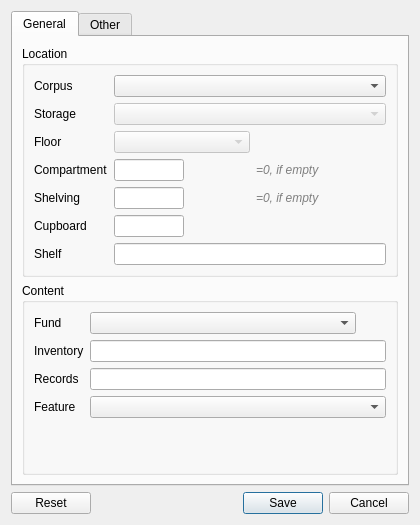
Qt form dialogs/nodedialog.ui (caxapyk/TPointer) before a commit.
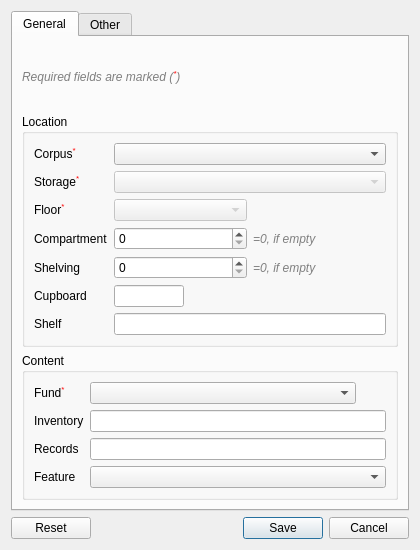
The same form after that commit. Icons and pictures are not drawn.

Patch:
```diff
--- a/dialogs/nodedialog.ui
+++ b/dialogs/nodedialog.ui
@@ -7,19 +7,19 @@
     <x>0</x>
     <y>0</y>
     <width>420</width>
-    <height>525</height>
+    <height>550</height>
    </rect>
   </property>
   <property name="minimumSize">
    <size>
     <width>420</width>
-    <height>525</height>
+    <height>550</height>
    </size>
   </property>
   <property name="maximumSize">
    <size>
     <width>420</width>
-    <height>525</height>
+    <height>550</height>
    </size>
   </property>
   <property name="baseSize">
@@ -46,76 +46,19 @@
        <string>General</string>
       </attribute>
       <layout class="QVBoxLayout" name="verticalLayout_2">
+       <item>
+        <widget class="QLabel" name="label_14">
+         <property name="text">
+          <string>&lt;span style=&quot;color:gray;font-size:12px;font-style:italic;&quot;&gt;Required fields are marked (&lt;sup style=&quot;color:red;&quot;&gt;*&lt;/sup&gt;)&lt;/span&gt;</string>
+         </property>
+        </widget>
+       </item>
        <item>
         <widget class="QGroupBox" name="groupBox">
          <property name="title">
           <string>Location</string>
          </property>
          <layout class="QGridLayout" name="gridLayout">
-          <item row="8" column="0">
-           <widget class="QLabel" name="label_6">
-            <property name="text">
-             <string>Shelf</string>
-            </property>
-           </widget>
-          </item>
-          <item row="1" column="1" colspan="4">
-           <widget class="QComboBox" name="cB_storage">
-            <property name="enabled">
-             <bool>false</bool>
-            </property>
-            <property name="styleSheet">
-             <string notr="true"/>
-            </property>
-           </widget>
-          </item>
-          <item row="0" column="1" colspan="4">
-           <widget class="QComboBox" name="cB_corpus"/>
-          </item>
-          <item row="3" column="1" colspan="2">
-           <widget class="QComboBox" name="cB_floor">
-            <property name="enabled">
-             <bool>false</bool>
-            </property>
-            <property name="maximumSize">
-             <size>
-              <width>140</width>
-              <height>16777215</height>
-             </size>
-            </property>
-           </widget>
-          </item>
-          <item row="5" column="0">
-           <widget class="QLabel" name="label_4">
-            <property name="text">
-             <string>Shelving</string>
-            </property>
-           </widget>
-          </item>
-          <item row="7" column="0">
-           <widget class="QLabel" name="label_5">
-            <property name="text">
-             <string>Cupboard</string>
-            </property>
-           </widget>
-          </item>
-          <item row="5" column="3">
-           <widget class="QLabel" name="label_12">
-            <property name="styleSheet">
-             <string notr="true">color:gray;font-size:12px;font-style:italic;</string>
-            </property>
-            <property name="text">
-             <string>=0, if empty</string>
-            </property>
-           </widget>
-          </item>
-          <item row="0" column="0">
-           <widget class="QLabel" name="label_13">
-            <property name="text">
-             <string>Corpus</string>
-            </property>
-           </widget>
-          </item>
           <item row="4" column="0">
            <widget class="QLabel" name="label_3">
             <property name="text">
@@ -123,34 +66,55 @@
             </property>
            </widget>
           </item>
-          <item row="4" column="1">
-           <widget class="QLineEdit" name="lE_compartment">
+          <item row="3" column="2" colspan="2">
+           <widget class="QComboBox" name="cB_floor">
+            <property name="enabled">
+             <bool>false</bool>
+            </property>
             <property name="maximumSize">
              <size>
-              <width>70</width>
+              <width>140</width>
               <height>16777215</height>
              </size>
             </property>
-            <property name="inputMask">
-             <string/>
-            </property>
-            <property name="maxLength">
-             <number>2</number>
-            </property>
-            <property name="clearButtonEnabled">
-             <bool>true</bool>
+           </widget>
+          </item>
+          <item row="0" column="0">
+           <widget class="QLabel" name="label_13">
+            <property name="text">
+             <string>Corpus&lt;sup style=&quot;color:red;&quot;&gt;*&lt;/sup&gt;</string>
             </property>
            </widget>
           </item>
           <item row="3" column="0">
            <widget class="QLabel" name="label_2">
             <property name="text">
-             <string>Floor</string>
+             <string>Floor&lt;sup style=&quot;color:red;&quot;&gt;*&lt;/sup&gt;</string>
             </property>
            </widget>
           </item>
-          <item row="5" column="1" colspan="2">
-           <widget class="QLineEdit" name="lE_shelving">
+          <item row="5" column="4">
+           <widget class="QLabel" name="label_12">
+            <property name="styleSheet">
+             <string notr="true">color:gray;font-size:12px;font-style:italic;</string>
+            </property>
+            <property name="text">
+             <string>=0, if empty</string>
+            </property>
+           </widget>
+          </item>
+          <item row="8" column="2" colspan="4">
+           <widget class="QLineEdit" name="lE_shelf">
+            <property name="maxLength">
+             <number>50</number>
+            </property>
+            <property name="clearButtonEnabled">
+             <bool>true</bool>
+            </property>
+           </widget>
+          </item>
+          <item row="7" column="2" colspan="2">
+           <widget class="QLineEdit" name="lE_cupboard">
             <property name="maximumSize">
              <size>
               <width>70</width>
@@ -161,13 +125,23 @@
              <string/>
             </property>
             <property name="maxLength">
-             <number>3</number>
+             <number>2</number>
+            </property>
+            <property name="frame">
+             <bool>true</bool>
             </property>
             <property name="clearButtonEnabled">
              <bool>true</bool>
             </property>
            </widget>
           </item>
+          <item row="8" column="0">
+           <widget class="QLabel" name="label_6">
+            <property name="text">
+             <string>Shelf</string>
+            </property>
+           </widget>
+          </item>
           <item row="1" column="0">
            <widget class="QLabel" name="label">
             <property name="sizePolicy">
@@ -177,33 +151,11 @@
              </sizepolicy>
             </property>
             <property name="text">
-             <string>Storage</string>
+             <string>Storage&lt;sup style=&quot;color:red;&quot;&gt;*&lt;/sup&gt;</string>
             </property>
            </widget>
           </item>
-          <item row="7" column="1" colspan="2">
-           <widget class="QLineEdit" name="lE_cupboard">
-            <property name="maximumSize">
-             <size>
-              <width>70</width>
-              <height>16777215</height>
-             </size>
-            </property>
-            <property name="inputMask">
-             <string/>
-            </property>
-            <property name="maxLength">
-             <number>2</number>
-            </property>
-            <property name="frame">
-             <bool>true</bool>
-            </property>
-            <property name="clearButtonEnabled">
-             <bool>true</bool>
-            </property>
-           </widget>
-          </item>
-          <item row="4" column="3">
+          <item row="4" column="4">
            <widget class="QLabel" name="label_11">
             <property name="styleSheet">
              <string notr="true">color:gray;font-size:12px;font-style:italic;</string>
@@ -213,13 +165,40 @@
             </property>
            </widget>
           </item>
-          <item row="8" column="1" colspan="4">
-           <widget class="QLineEdit" name="lE_shelf">
-            <property name="maxLength">
-             <number>50</number>
+          <item row="0" column="2" colspan="4">
+           <widget class="QComboBox" name="cB_corpus"/>
+          </item>
+          <item row="1" column="2" colspan="4">
+           <widget class="QComboBox" name="cB_storage">
+            <property name="enabled">
+             <bool>false</bool>
             </property>
-            <property name="clearButtonEnabled">
-             <bool>true</bool>
+            <property name="styleSheet">
+             <string notr="true"/>
+            </property>
+           </widget>
+          </item>
+          <item row="5" column="0">
+           <widget class="QLabel" name="label_4">
+            <property name="text">
+             <string>Shelving</string>
+            </property>
+           </widget>
+          </item>
+          <item row="7" column="0">
+           <widget class="QLabel" name="label_5">
+            <property name="text">
+             <string>Cupboard</string>
+            </property>
+           </widget>
+          </item>
+          <item row="4" column="2" colspan="2">
+           <widget class="QSpinBox" name="sB_compartment"/>
+          </item>
+          <item row="5" column="2" colspan="2">
+           <widget class="QSpinBox" name="sB_shelving">
+            <property name="maximum">
+             <number>199</number>
             </property>
            </widget>
           </item>
@@ -235,7 +214,7 @@
           <item row="0" column="0">
            <widget class="QLabel" name="label_7">
             <property name="text">
-             <string>Fund</string>
+             <string>Fund&lt;sup style=&quot;color:red;&quot;&gt;*&lt;/sup&gt;</string>
             </property>
            </widget>
           </item>
```
